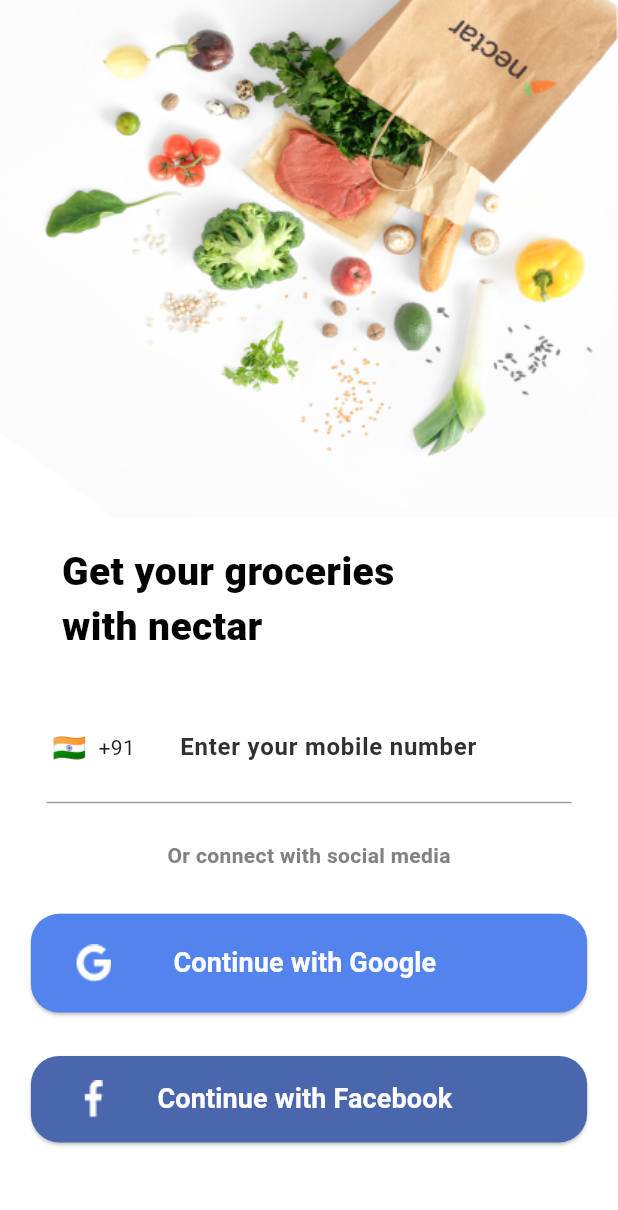
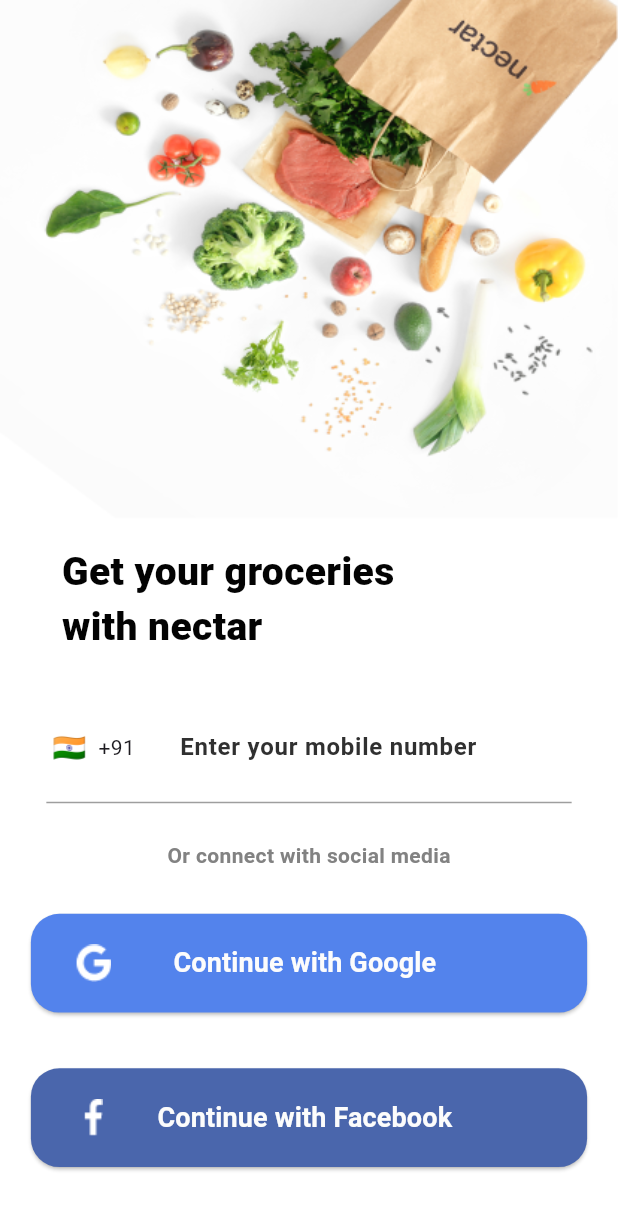
Before and after one commit to mazenelgaml/nectar, a Flutter app: the SignInScreen screen opened directly, on a phone screen of 412 x 824 dp. Shown: the top 1210 px of the screen. Run offline on Flutter 3.47's test engine with Material 3 defaults, Android fonts, the phone set to English and light mode, and no system bars; drawn by our look-alikes of intl_phone_field; our stand-ins replace get.

Commit message:
Update sign_in_screen.dart

```diff
--- a/lib/screens/sign_in_screen/sign_in_screen.dart
+++ b/lib/screens/sign_in_screen/sign_in_screen.dart
@@ -114,7 +114,7 @@
                 ),
               ),
               Container(
-                height: Get.height*0.07,
+                height: Get.height*0.1,
                 child: Center(
                   child: ElevatedButton(onPressed: (){}, child:
                   Row(children: [
```
